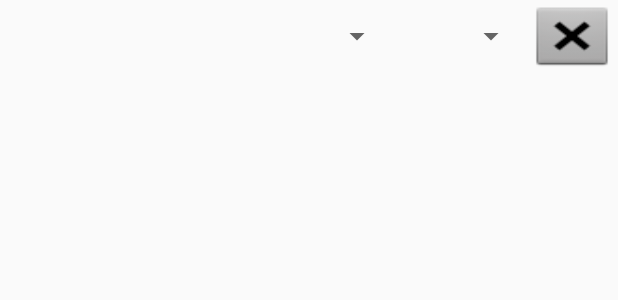
After one commit to FigyTuna/ProjectsEveryDay, an Android app: the layout item_entry.xml on its own in the app's theme, with its tools: preview values and no code run, on a phone screen of 412 x 824 dp. The commit adds this screen. Shown: the top 300 px of the screen. Run offline under Robolectric (Android 15) with nearby library versions, the phone set to English and light mode, and no system bars.

Commit message:
Started Entries.

```diff
--- /dev/null
+++ b/app/src/main/res/layout/item_entry.xml
@@ -0,0 +1,35 @@
+<?xml version="1.0" encoding="utf-8"?>
+<LinearLayout xmlns:android="http://schemas.android.com/apk/res/android"
+              android:layout_width="match_parent"
+              android:layout_height="wrap_content">
+
+    <TextView
+        android:id="@+id/txtProject"
+        android:layout_width="wrap_content"
+        android:layout_height="match_parent"
+        android:layout_gravity="start"
+        android:layout_weight=".50"
+        android:textAlignment="viewStart"
+        android:textAppearance="@style/TextAppearance.AppCompat.Menu"
+        android:textColor="@color/colorText"
+        android:textSize="24sp"/>
+
+    <Spinner
+        android:id="@+id/spinnerHour"
+        android:layout_width="wrap_content"
+        android:layout_height="match_parent"
+        android:layout_weight=".12"/>
+
+    <Spinner
+        android:id="@+id/spinnerMinute"
+        android:layout_width="wrap_content"
+        android:layout_height="match_parent"
+        android:layout_weight=".12"/>
+
+    <Button
+        android:id="@+id/btnDelete"
+        android:layout_width="60dp"
+        android:layout_height="wrap_content"
+        android:background="@android:drawable/btn_dialog"/>
+
+</LinearLayout>
```
Also changed, not shown: app/src/main/java/com/figytuna/projectseveryday/DBEntry.java (added, +24 -0 lines), app/src/main/java/com/figytuna/projectseveryday/DatabaseHandler.java (+67 -4 lines), app/src/main/java/com/figytuna/projectseveryday/MainActivity.java (+3 -10 lines).
